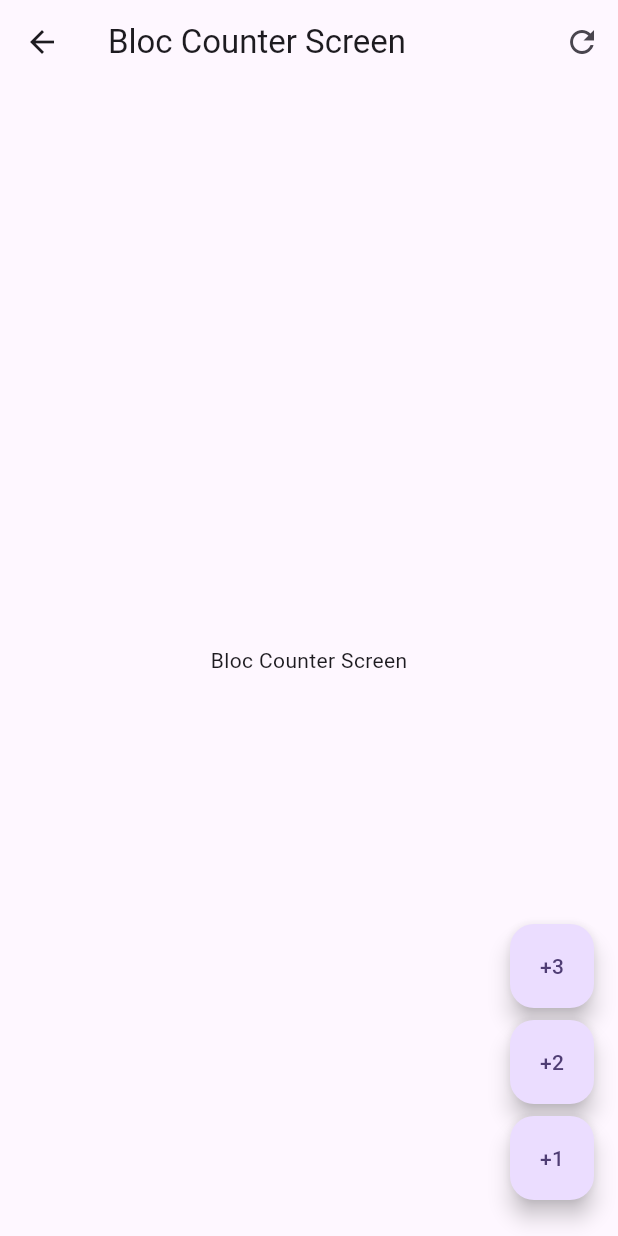
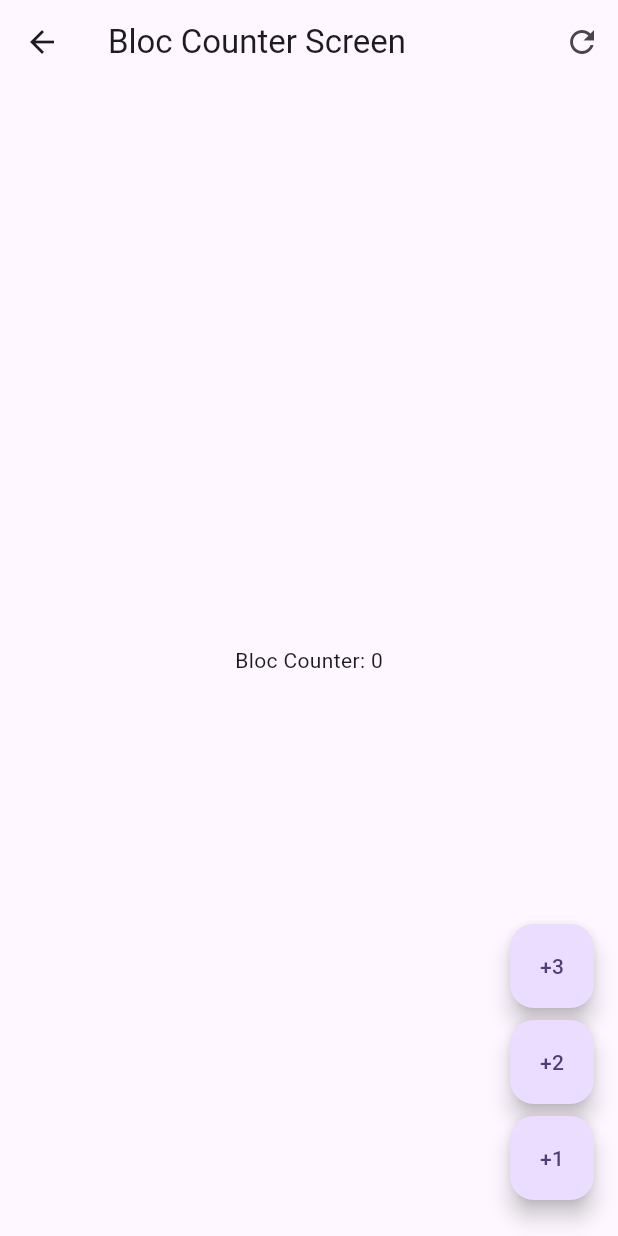
Before and after one commit to afperdomo2/forms_app, a Flutter app: the screen it shows after launch, after a tap on "BLoC", on a phone screen of 412 x 824 dp. Run offline on Flutter 3.47's test engine with Material 3 defaults, Android fonts, the phone set to English and light mode, and no system bars; our stand-ins replace equatable, flutter_bloc, go_router.

Commit message:
Feat: Implementar BlocProvider y métodos de incremento en la pantalla del contador

```diff
--- a/lib/features/bloc_counter/screens/bloc_counter_screen.dart
+++ b/lib/features/bloc_counter/screens/bloc_counter_screen.dart
@@ -1,7 +1,25 @@
 import 'package:flutter/material.dart';
+import 'package:flutter_bloc/flutter_bloc.dart';
+import 'package:forms_app/features/bloc_counter/blocs/bloc/counter_bloc.dart';
 
 class BlocCounterScreen extends StatelessWidget {
   const BlocCounterScreen({super.key});
+
+  @override
+  Widget build(BuildContext context) {
+    return BlocProvider(
+      create: (context) => CounterBloc(),
+      child: const _BlocCounterView(),
+    );
+  }
+}
+
+class _BlocCounterView extends StatelessWidget {
+  const _BlocCounterView();
+
+  void _incrementCounterBy(BuildContext context, [int value = 1]) {
+    context.read<CounterBloc>().add(CounterIncremented(value));
+  }
 
   @override
   Widget build(BuildContext context) {
@@ -14,19 +32,39 @@ class BlocCounterScreen extends StatelessWidget {
       ),
 
       /// Body
-      body: const Center(
-        child: Text('Bloc Counter Screen'),
+      body: Center(
+        // Utilizando context para leer el estado del Bloc
+        child: context.select(
+          (CounterBloc bloc) => Text('Bloc Counter: ${bloc.state.counter}'),
+        ),
       ),
 
       /// FloatingActionButton
       floatingActionButton: Column(
         mainAxisAlignment: MainAxisAlignment.end,
         children: [
-          FloatingActionButton(heroTag: 'btn-1', child: const Text('+3'), onPressed: () {}),
+          /// +3
+          FloatingActionButton(
+            heroTag: 'btn-1',
+            child: const Text('+3'),
+            onPressed: () => _incrementCounterBy(context, 3),
+          ),
           const SizedBox(height: 8),
-          FloatingActionButton(heroTag: 'btn-2', child: const Text('+2'), onPressed: () {}),
+
+          /// +2
+          FloatingActionButton(
+            heroTag: 'btn-2',
+            child: const Text('+2'),
+            onPressed: () => _incrementCounterBy(context, 2),
+          ),
           const SizedBox(height: 8),
-          FloatingActionButton(heroTag: 'btn-3', child: const Text('+1'), onPressed: () {}),
+
+          /// +1
+          FloatingActionButton(
+            heroTag: 'btn-3',
+            child: const Text('+1'),
+            onPressed: () => _incrementCounterBy(context, 1),
+          ),
           const SizedBox(height: 8),
         ],
       ),
```
